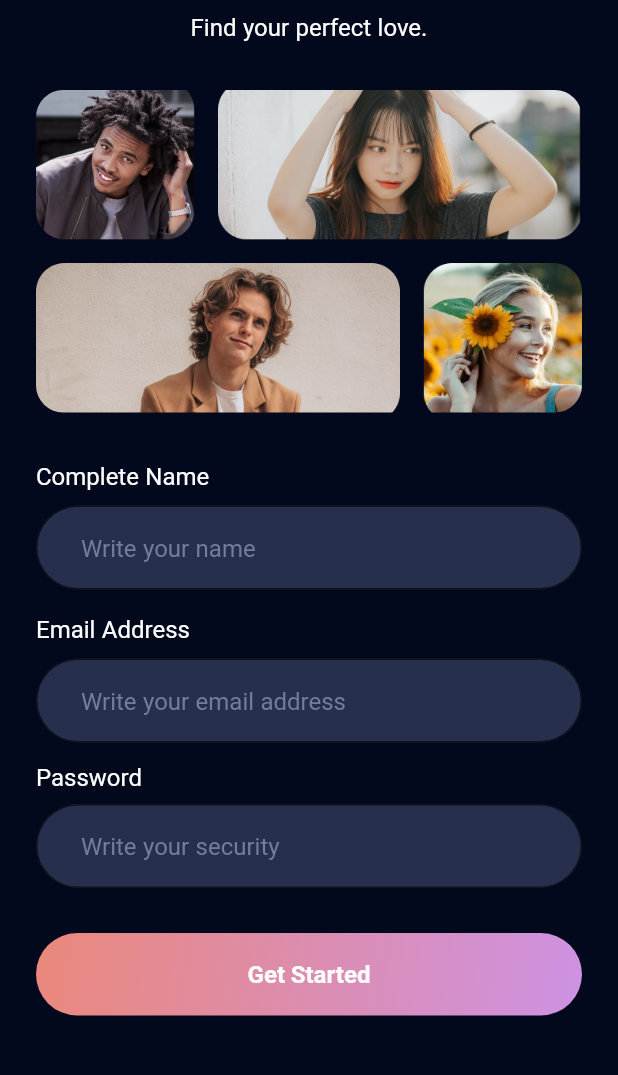
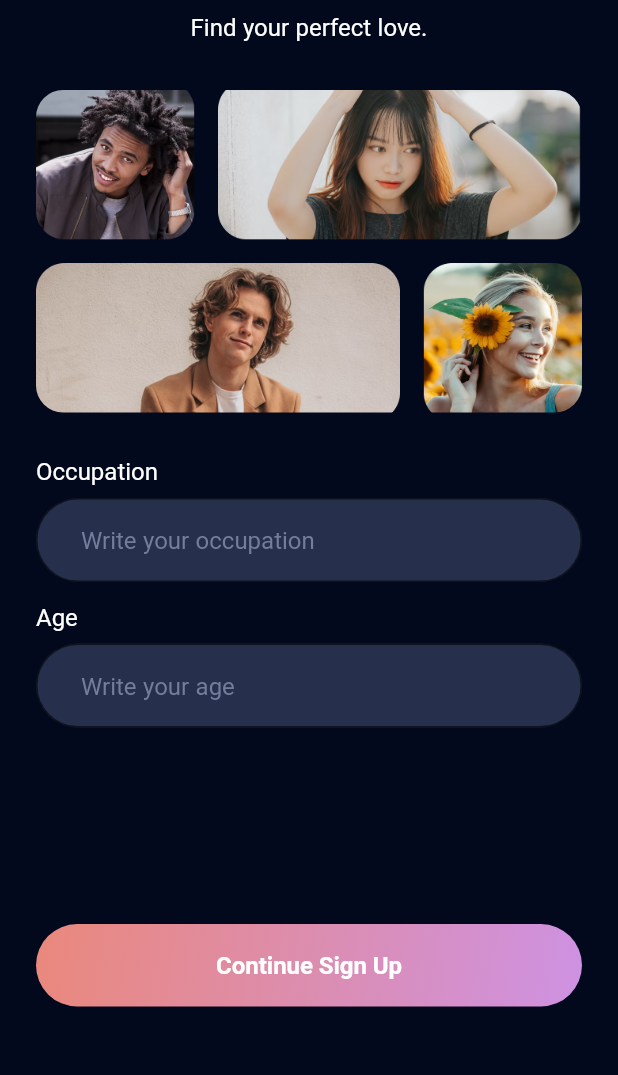
Before and after one commit to fathulaziss/tinder-bloc, a Flutter app: the screen it shows after launch, after a tap on "Get Started", on a phone screen of 412 x 824 dp, the part 126-1201 px from its top. Run offline on Flutter 3.47's test engine with Material 2 defaults, Android fonts, the phone set to English and light mode, and no system bars; our stand-ins replace google_fonts; project files that could hold a hidden picture were left out.

Commit message:
add sign up age job screen

```diff
--- a/lib/src/app.dart
+++ b/lib/src/app.dart
@@ -1,4 +1,5 @@
 import 'package:flutter/material.dart';
+import 'package:tinder/src/features/authentication/presentation/sign_up_age_job_screen.dart';
 import 'package:tinder/src/features/authentication/presentation/sign_up_screen.dart';
 import 'package:tinder/src/themes/app_style.dart';
 
@@ -13,6 +14,7 @@ class AppScreen extends StatelessWidget {
       initialRoute: SingUpScreen.routeName,
       routes: {
         SingUpScreen.routeName: (context) => const SingUpScreen(),
+        SingUpAgeJobScreen.routeName: (context) => const SingUpAgeJobScreen(),
       },
     );
   }
--- /dev/null
+++ b/lib/src/features/authentication/presentation/sign_up_age_job_screen.dart
@@ -0,0 +1,54 @@
+import 'package:flutter/material.dart';
+import 'package:tinder/src/themes/app_style.dart';
+import 'package:tinder/src/widgets/banner_widget.dart';
+import 'package:tinder/src/widgets/custom_button_widget.dart';
+import 'package:tinder/src/widgets/custom_text_field_widget.dart';
+
+class SingUpAgeJobScreen extends StatefulWidget {
+  const SingUpAgeJobScreen({super.key});
+
+  static const String routeName = '/sign-up-age-job';
+
+  @override
+  State<SingUpAgeJobScreen> createState() => _SingUpAgeJobScreenState();
+}
+
+class _SingUpAgeJobScreenState extends State<SingUpAgeJobScreen> {
+  final jobController = TextEditingController();
+  final ageController = TextEditingController();
+
+  @override
+  void dispose() {
+    jobController.clear();
+    ageController.clear();
+    super.dispose();
+  }
+
+  @override
+  Widget build(BuildContext context) {
+    return Scaffold(
+      body: Padding(
+        padding: const EdgeInsets.symmetric(horizontal: 24, vertical: 50),
+        child: SingleChildScrollView(
+          child: Column(
+            children: [
+              const BannerWidget(),
+              CustomTextFieldWidget(
+                controller: jobController,
+                hintText: 'Write your occupation',
+                labelName: 'Occupation',
+              ),
+              CustomTextFieldWidget(
+                controller: ageController,
+                hintText: 'Write your age',
+                labelName: 'Age',
+              ),
+              AppSpace.vertical(117),
+              CustomButtonWidget(title: 'Continue Sign Up', onTap: () {})
+            ],
+          ),
+        ),
+      ),
+    );
+  }
+}
--- a/lib/src/features/authentication/presentation/sign_up_screen.dart
+++ b/lib/src/features/authentication/presentation/sign_up_screen.dart
@@ -1,4 +1,5 @@
 import 'package:flutter/material.dart';
+import 'package:tinder/src/features/authentication/presentation/sign_up_age_job_screen.dart';
 import 'package:tinder/src/themes/app_style.dart';
 import 'package:tinder/src/widgets/banner_widget.dart';
 import 'package:tinder/src/widgets/custom_button_widget.dart';
@@ -53,7 +54,12 @@ class _SingUpScreenState extends State<SingUpScreen> {
                 isObsecure: true,
               ),
               AppSpace.vertical(16),
-              CustomButtonWidget(title: 'Get Started', onTap: () {}),
+              CustomButtonWidget(
+                title: 'Get Started',
+                onTap: () {
+                  Navigator.pushNamed(context, SingUpAgeJobScreen.routeName);
+                },
+              ),
               AppSpace.vertical(20),
               CustomTextButton(title: 'Sign In to My Account', onPressed: () {})
             ],
```
